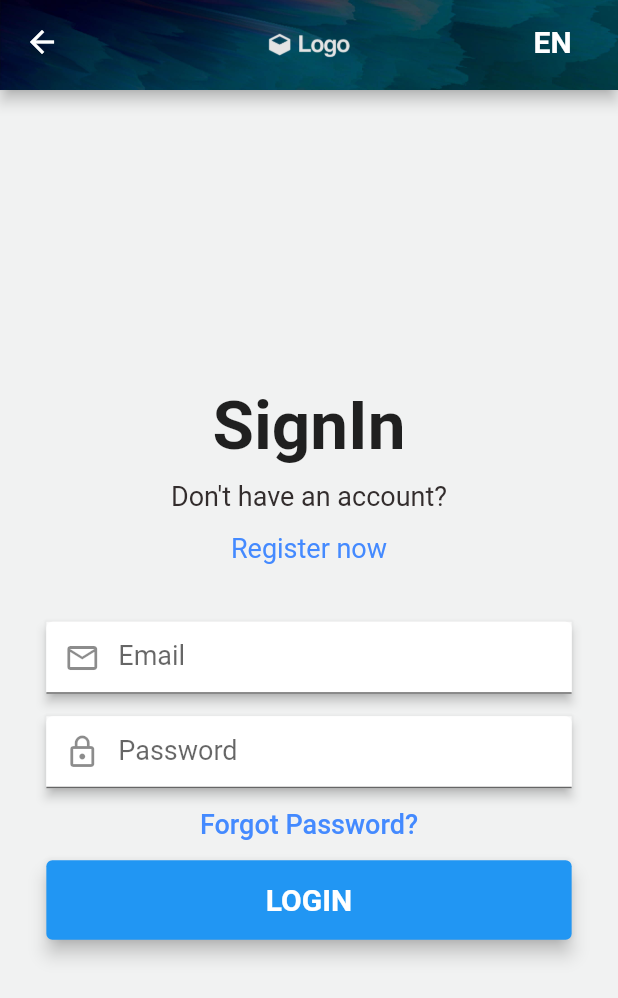
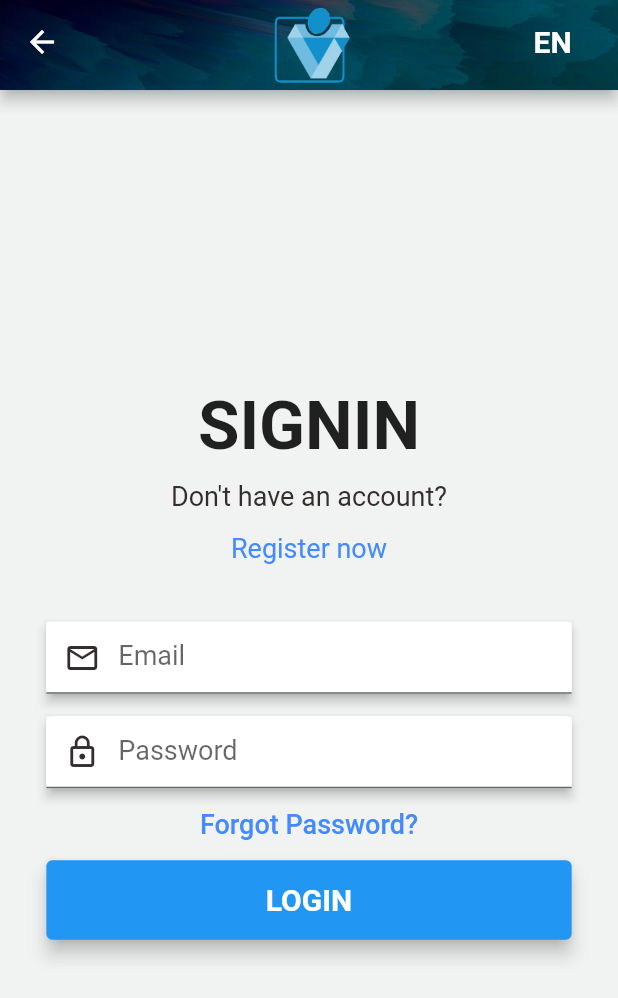
Before and after one commit to LazarM1/flutter-app, a Flutter app: the screen it shows after launch, after a tap on "SIGNIN", on a phone screen of 412 x 824 dp. Shown: the top 998 px of the screen. Run offline on Flutter 3.47's test engine with Material 2 defaults, Android fonts, the phone set to English and light mode, and no system bars; our stand-ins replace flutter_secure_storage; generated files the repository leaves out were written again; network calls fail; Roboto replaces fonts that are missing (Montserrat).

Commit message:
koncne prepravke

```diff
--- a/app/form_editing_flutter/lib/Screen/SignIn/form.dart
+++ b/app/form_editing_flutter/lib/Screen/SignIn/form.dart
@@ -30,7 +30,7 @@ class _LogInForm extends State<LogInForm> {
             mainAxisAlignment: MainAxisAlignment.center,
             children: <Widget>[
               Text(
-                AppLocalizations.of(context)!.signIn,
+                AppLocalizations.of(context)!.signIn.toUpperCase(),
                 style: TextStyle(fontWeight: FontWeight.bold, fontSize: 45),
               ),
               Row(
--- a/app/form_editing_flutter/lib/Screen/Welcome/welcome.dart
+++ b/app/form_editing_flutter/lib/Screen/Welcome/welcome.dart
@@ -28,7 +28,13 @@ class _MyHomePageState extends State<MyHomePage> {
           child: Column(
             mainAxisAlignment: MainAxisAlignment.center,
             children: [
-              Image.asset('assets/images/logo.png'),
+              Image.asset(
+                'assets/images/logo.png',
+                height: 200,
+              ),
+              SizedBox(
+                height: 25,
+              ),
               SizedBox(
                   width: 250,
                   child: OutlinedButton(
--- a/app/form_editing_flutter/lib/main.dart
+++ b/app/form_editing_flutter/lib/main.dart
@@ -52,7 +52,8 @@ class CustomTheme {
       scaffoldBackgroundColor: Colors.black,
       fontFamily: 'Montserrat',
       textTheme: ThemeData.dark().textTheme,
-      inputDecorationTheme: InputDecorationTheme(fillColor: Colors.black87),
+      inputDecorationTheme: InputDecorationTheme(
+          fillColor: Colors.black87, hintStyle: TextStyle(color: Colors.white)),
     );
   }
 }
--- a/app/form_editing_flutter/lib/nav.dart
+++ b/app/form_editing_flutter/lib/nav.dart
@@ -3,6 +3,7 @@ import 'l10n/widget.dart';
 
 class Nav extends StatelessWidget implements PreferredSize {
   Widget build(BuildContext context) {
+    Size size = MediaQuery.of(context).size;
     return AppBar(
         actions: [
           LanguagePickerWidget(),
--- a/app/form_editing_flutter/lib/style.dart
+++ b/app/form_editing_flutter/lib/style.dart
@@ -57,7 +57,8 @@ class InputField extends StatelessWidget {
             style: TextStyle(fontSize: 18),
             decoration: InputDecoration(
                 hintText: hintText,
-                prefixIcon: Icon(this.icon),
+                prefixIcon:
+                    Icon(this.icon, color: Theme.of(context).primaryColor),
                 filled: true)));
   }
 }
```
Also changed, not shown: app/form_editing_flutter/assets/images/logo.png, app/form_editing_flutter/assets/logo.png, 9 other files.
